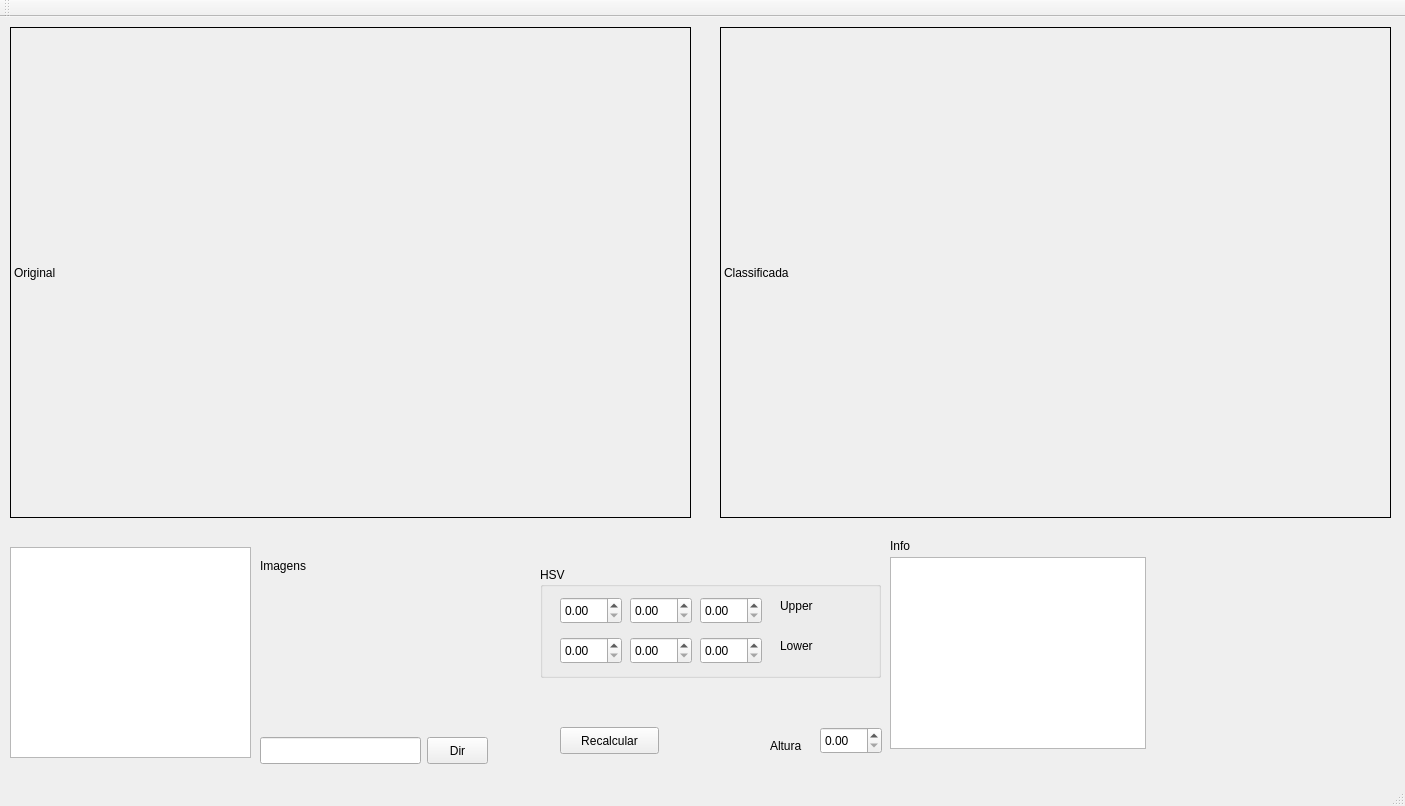
pablotcarreira/Classificador-de-Imagens, file interface.ui: the form before one commit.
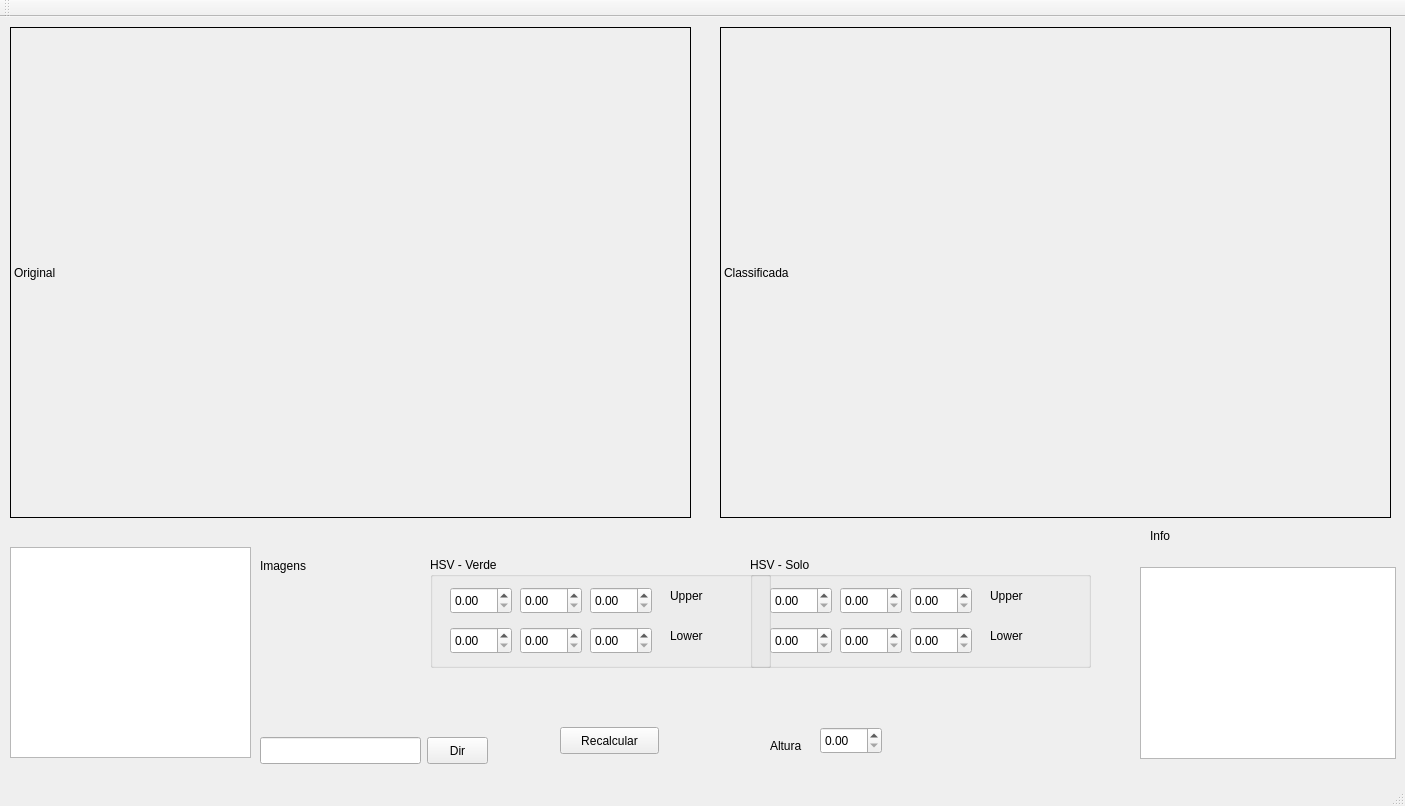
The form after the commit.

```diff
--- a/interface.ui
+++ b/interface.ui
@@ -88,8 +88,8 @@
    <widget class="QListView" name="imagem_exif_list">
     <property name="geometry">
      <rect>
-      <x>890</x>
-      <y>540</y>
+      <x>1140</x>
+      <y>550</y>
       <width>256</width>
       <height>192</height>
      </rect>
@@ -111,8 +111,8 @@
    <widget class="QLabel" name="label_4">
     <property name="geometry">
      <rect>
-      <x>890</x>
-      <y>520</y>
+      <x>1150</x>
+      <y>510</y>
       <width>66</width>
       <height>17</height>
      </rect>
@@ -147,14 +147,14 @@
    <widget class="QGroupBox" name="groupBox">
     <property name="geometry">
      <rect>
-      <x>540</x>
-      <y>550</y>
+      <x>430</x>
+      <y>540</y>
       <width>341</width>
       <height>111</height>
      </rect>
     </property>
     <property name="title">
-     <string>HSV</string>
+     <string>HSV - Verde</string>
     </property>
     <widget class="QDoubleSpinBox" name="hsv_h">
      <property name="geometry">
@@ -274,6 +274,123 @@
      <string>Recalcular</string>
     </property>
    </widget>
+   <widget class="QGroupBox" name="groupBox_2">
+    <property name="geometry">
+     <rect>
+      <x>750</x>
+      <y>540</y>
+      <width>341</width>
+      <height>111</height>
+     </rect>
+    </property>
+    <property name="title">
+     <string>HSV - Solo</string>
+    </property>
+    <widget class="QDoubleSpinBox" name="hsv_h_3">
+     <property name="geometry">
+      <rect>
+       <x>20</x>
+       <y>30</y>
+       <width>62</width>
+       <height>27</height>
+      </rect>
+     </property>
+     <property name="maximum">
+      <double>1000.000000000000000</double>
+     </property>
+    </widget>
+    <widget class="QDoubleSpinBox" name="hsv_s_3">
+     <property name="geometry">
+      <rect>
+       <x>90</x>
+       <y>30</y>
+       <width>62</width>
+       <height>27</height>
+      </rect>
+     </property>
+     <property name="maximum">
+      <double>1000.000000000000000</double>
+     </property>
+    </widget>
+    <widget class="QDoubleSpinBox" name="hsv_v_3">
+     <property name="geometry">
+      <rect>
+       <x>160</x>
+       <y>30</y>
+       <width>62</width>
+       <height>27</height>
+      </rect>
+     </property>
+     <property name="maximum">
+      <double>1000.000000000000000</double>
+     </property>
+    </widget>
+    <widget class="QDoubleSpinBox" name="hsv_h_4">
+     <property name="geometry">
+      <rect>
+       <x>20</x>
+       <y>70</y>
+       <width>62</width>
+       <height>27</height>
+      </rect>
+     </property>
+     <property name="maximum">
+      <double>1000.000000000000000</double>
+     </property>
+    </widget>
+    <widget class="QDoubleSpinBox" name="hsv_v_4">
+     <property name="geometry">
+      <rect>
+       <x>160</x>
+       <y>70</y>
+       <width>62</width>
+       <height>27</height>
+      </rect>
+     </property>
+     <property name="maximum">
+      <double>1000.000000000000000</double>
+     </property>
+    </widget>
+    <widget class="QDoubleSpinBox" name="hsv_s_4">
+     <property name="geometry">
+      <rect>
+       <x>90</x>
+       <y>70</y>
+       <width>62</width>
+       <height>27</height>
+      </rect>
+     </property>
+     <property name="maximum">
+      <double>1000.000000000000000</double>
+     </property>
+    </widget>
+    <widget class="QLabel" name="label_6">
+     <property name="geometry">
+      <rect>
+       <x>240</x>
+       <y>30</y>
+       <width>67</width>
+       <height>17</height>
+      </rect>
+     </property>
+     <property name="text">
+      <string>Upper</string>
+     </property>
+    </widget>
+    <widget class="QLabel" name="label_7">
+     <property name="geometry">
+      <rect>
+       <x>240</x>
+       <y>70</y>
+       <width>67</width>
+       <height>17</height>
+      </rect>
+     </property>
+     <property name="text">
+      <string>Lower</string>
+     </property>
+    </widget>
+   </widget>
   </widget>
   <widget class="QMenuBar" name="menubar">
    <property name="geometry">
```
Left out of the diff: 3 changed lines with no effect on the pictures.
